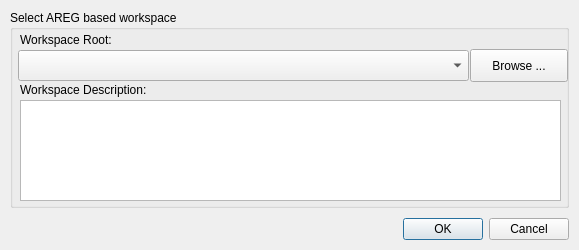
Above: sources/lusan/view/common/ui/workspace.ui from aregtech/areg-sdk-tools before the change. Below: the same form after it.
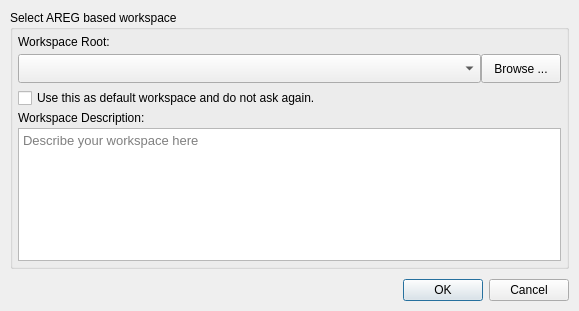
That is the form after the change.

Commit message: Implemented the default workspace concept.

What changed in the file:
```diff
--- a/sources/lusan/view/common/ui/workspace.ui
+++ b/sources/lusan/view/common/ui/workspace.ui
@@ -7,7 +7,7 @@
     <x>0</x>
     <y>0</y>
     <width>579</width>
-    <height>250</height>
+    <height>311</height>
    </rect>
   </property>
   <property name="windowTitle">
@@ -37,14 +37,103 @@
      <property name="title">
       <string>Select AREG based workspace</string>
      </property>
+     <layout class="QVBoxLayout" name="verticalLayout_2">
+      <property name="spacing">
+       <number>3</number>
+      </property>
+      <property name="leftMargin">
+       <number>5</number>
+      </property>
+      <property name="topMargin">
+       <number>5</number>
+      </property>
+      <property name="rightMargin">
+       <number>5</number>
+      </property>
+      <property name="bottomMargin">
+       <number>5</number>
+      </property>
+      <item>
+       <widget class="QLabel" name="label">
+        <property name="text">
+         <string>Workspace Root:</string>
+        </property>
+       </widget>
+      </item>
+      <item>
+       <widget class="QWidget" name="widget" native="true">
+        <property name="sizePolicy">
+         <sizepolicy hsizetype="Expanding" vsizetype="Fixed">
+          <horstretch>0</horstretch>
+          <verstretch>0</verstretch>
+         </sizepolicy>
+        </property>
+        <property name="minimumSize">
+         <size>
+          <width>0</width>
+          <height>33</height>
+         </size>
+        </property>
+        <layout class="QGridLayout" name="gridLayout">
+         <property name="leftMargin">
+          <number>0</number>
+         </property>
+         <property name="topMargin">
+          <number>0</number>
+         </property>
+         <property name="rightMargin">
+          <number>0</number>
+         </property>
+         <property name="bottomMargin">
+          <number>0</number>
+         </property>
+         <property name="spacing">
+          <number>0</number>
+         </property>
+         <item row="0" column="1">
+          <widget class="QPushButton" name="buttonBrowse">
+           <property name="sizePolicy">
+            <sizepolicy hsizetype="Fixed" vsizetype="Fixed">
+             <horstretch>0</horstretch>
+             <verstretch>0</verstretch>
+            </sizepolicy>
+           </property>
+           <property name="minimumSize">
+            <size>
+             <width>60</width>
+             <height>29</height>
+            </size>
+           </property>
+           <property name="maximumSize">
+            <size>
+             <width>16777215</width>
+             <height>16777215</height>
+            </size>
+           </property>
+           <property name="toolTip">
+            <string>&lt;html&gt;&lt;head/&gt;&lt;body&gt;&lt;p&gt;Browse file system and select the project workspace.&lt;/p&gt;&lt;/body&gt;&lt;/html&gt;</string>
+           </property>
+           <property name="whatsThis">
+            <string>&lt;html&gt;&lt;head/&gt;&lt;body&gt;&lt;p&gt;Browse file system to select the project workspace&lt;/p&gt;&lt;/body&gt;&lt;/html&gt;</string>
+           </property>
+           <property name="text">
+            <string>Browse ...</string>
+           </property>
+          </widget>
+         </item>
+         <item row="0" column="0">
      <widget class="QComboBox" name="comboboxWorkspacePath">
-      <property name="geometry">
-       <rect>
-        <x>8</x>
-        <y>40</y>
-        <width>451</width>
-        <height>31</height>
-       </rect>
+           <property name="sizePolicy">
+            <sizepolicy hsizetype="Expanding" vsizetype="Fixed">
+             <horstretch>0</horstretch>
+             <verstretch>0</verstretch>
+            </sizepolicy>
+           </property>
+           <property name="minimumSize">
+            <size>
+             <width>0</width>
+             <height>29</height>
+            </size>
       </property>
       <property name="font">
        <font>
@@ -61,15 +150,26 @@
        <string>Path to project workspace</string>
       </property>
      </widget>
+         </item>
+        </layout>
+       </widget>
+      </item>
+      <item>
+       <widget class="QCheckBox" name="checkDefault">
+        <property name="text">
+         <string>Use this as default workspace and do not ask again.</string>
+        </property>
+       </widget>
+      </item>
+      <item>
+       <widget class="QLabel" name="label_2">
+        <property name="text">
+         <string>Workspace Description:</string>
+        </property>
+       </widget>
+      </item>
+      <item>
      <widget class="QPlainTextEdit" name="editWorkspaceDescription">
-      <property name="geometry">
-       <rect>
-        <x>10</x>
-        <y>90</y>
-        <width>541</width>
-        <height>101</height>
-       </rect>
-      </property>
       <property name="font">
        <font>
         <pointsize>10</pointsize>
@@ -81,52 +181,12 @@
       <property name="whatsThis">
        <string>&lt;html&gt;&lt;head/&gt;&lt;body&gt;&lt;p&gt;Project workspace description&lt;/p&gt;&lt;/body&gt;&lt;/html&gt;</string>
       </property>
-     </widget>
-     <widget class="QPushButton" name="buttonBrowse">
-      <property name="geometry">
-       <rect>
-        <x>460</x>
-        <y>39</y>
-        <width>98</width>
-        <height>33</height>
-       </rect>
-      </property>
-      <property name="toolTip">
-       <string>&lt;html&gt;&lt;head/&gt;&lt;body&gt;&lt;p&gt;Browse file system and select the project workspace.&lt;/p&gt;&lt;/body&gt;&lt;/html&gt;</string>
-      </property>
-      <property name="whatsThis">
-       <string>&lt;html&gt;&lt;head/&gt;&lt;body&gt;&lt;p&gt;Browse file system to select the project workspace&lt;/p&gt;&lt;/body&gt;&lt;/html&gt;</string>
-      </property>
-      <property name="text">
-       <string>Browse ...</string>
-      </property>
-     </widget>
-     <widget class="QLabel" name="label">
-      <property name="geometry">
-       <rect>
-        <x>10</x>
-        <y>20</y>
-        <width>111</width>
-        <height>20</height>
-       </rect>
-      </property>
-      <property name="text">
-       <string>Workspace Root:</string>
-      </property>
-     </widget>
-     <widget class="QLabel" name="label_2">
-      <property name="geometry">
-       <rect>
-        <x>10</x>
-        <y>70</y>
-        <width>161</width>
-        <height>20</height>
-       </rect>
-      </property>
-      <property name="text">
-       <string>Workspace Description:</string>
-      </property>
-     </widget>
+        <property name="placeholderText">
+         <string>Describe your workspace here</string>
+        </property>
+       </widget>
+      </item>
+     </layout>
     </widget>
    </item>
    <item>
```
Left out of the diff: 1 changed line with no effect on the pictures. Lines whose indentation alone changed are shown as unchanged. The commit also changes 14 other files.
